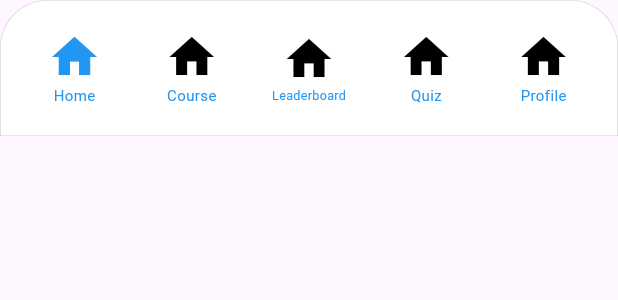
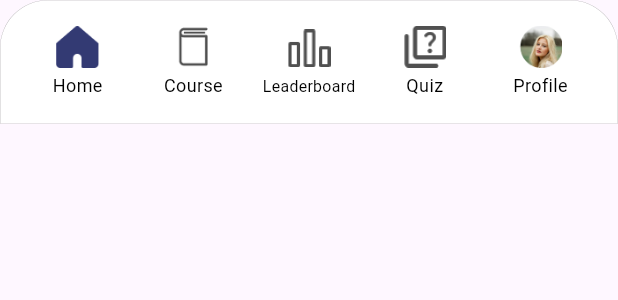
Before and after one commit to fnt4sia/OWL, a Flutter app: the Navbar widget shown alone on an empty page, opened directly with empty values, on a phone screen of 412 x 824 dp. Shown: the top 300 px of the screen. Run offline on Flutter 3.47's test engine with Material 3 defaults, Android fonts, the phone set to English and light mode, and no system bars; our stand-ins replace shared_preferences, supabase_flutter, uni_links; accounts and stored records are empty; network calls fail.

Commit message:
styles : navbar icon

```diff
--- a/mobile/lib/features/login/login_page.dart
+++ b/mobile/lib/features/login/login_page.dart
@@ -20,7 +20,7 @@ class _LoginPageState extends State<LoginPage> {
   void handleLogin() {
     LoginModel.loginEmail(emailController.text, passwordController.text)
         .then((value) {
-      if (value['message'] == "success") {
+      if (value['status'] == "success") {
         Navigator.of(context).pushReplacementNamed('/main');
       } else {
         setState(() {
--- a/mobile/lib/shared/widgets/navbar.dart
+++ b/mobile/lib/shared/widgets/navbar.dart
@@ -17,7 +17,7 @@ class _NavbarState extends State<Navbar> {
       padding: EdgeInsets.symmetric(
         horizontal: MediaQuery.of(context).size.width * 0.04,
       ),
-      height: MediaQuery.of(context).size.height * 0.11,
+      height: MediaQuery.of(context).size.height * 0.1,
       decoration: BoxDecoration(
         color: Colors.white,
         border: Border.all(
@@ -53,25 +53,26 @@ class _NavbarState extends State<Navbar> {
       },
       child: Container(
         padding: EdgeInsets.symmetric(
-          horizontal: MediaQuery.of(context).size.width * 0.02,
+          horizontal: MediaQuery.of(context).size.width * 0.01,
         ),
-        width: MediaQuery.of(context).size.width * 0.16,
+        width: MediaQuery.of(context).size.width * 0.17,
         child: Column(
           mainAxisAlignment: MainAxisAlignment.center,
           children: [
-            Icon(
-              Icons.home,
-              size: 36,
-              color: navbarIndex == widget.selectedIndex
-                  ? Colors.blue
-                  : Colors.black,
+            Image.asset(
+              navbarIndex == widget.selectedIndex
+                  ? 'assets/nav/${label.toLowerCase()}_active.png'
+                  : 'assets/nav/${label.toLowerCase()}.png',
+              width: MediaQuery.of(context).size.width * 0.07,
+              height: MediaQuery.of(context).size.width * 0.07,
             ),
+            const SizedBox(height: 3),
             FittedBox(
               child: Text(
                 label,
                 style: const TextStyle(
-                  color: Colors.blue,
-                  fontSize: 10,
+                  color: Colors.black,
+                  fontSize: 12,
                 ),
               ),
             ),
```
Also changed, not shown: mobile/pubspec.yaml (+11 -0 lines), mobile/assets/nav/course.png (added), mobile/assets/nav/course_active.png (added), mobile/assets/nav/home.png (added), mobile/assets/nav/home_active.png (added), mobile/assets/nav/leaderboard.png (added), mobile/assets/nav/leaderboard_active.png (added), mobile/assets/nav/profile.png (added), mobile/assets/nav/profile_active.png (added), mobile/assets/nav/quiz.png (added), mobile/assets/nav/quiz_active.png (added).
